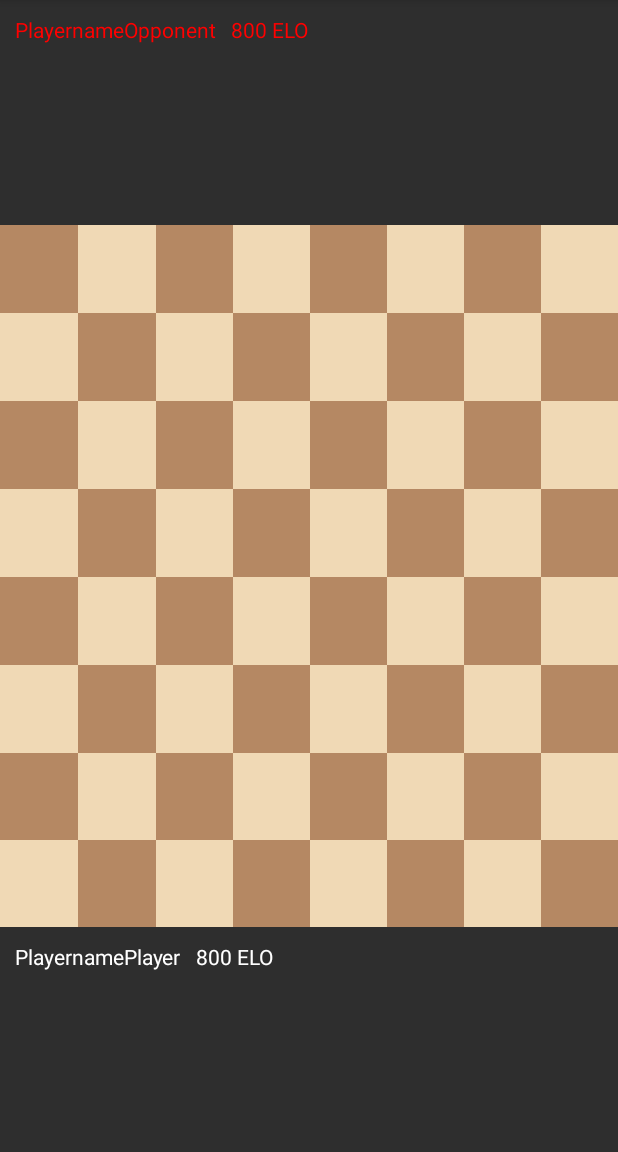
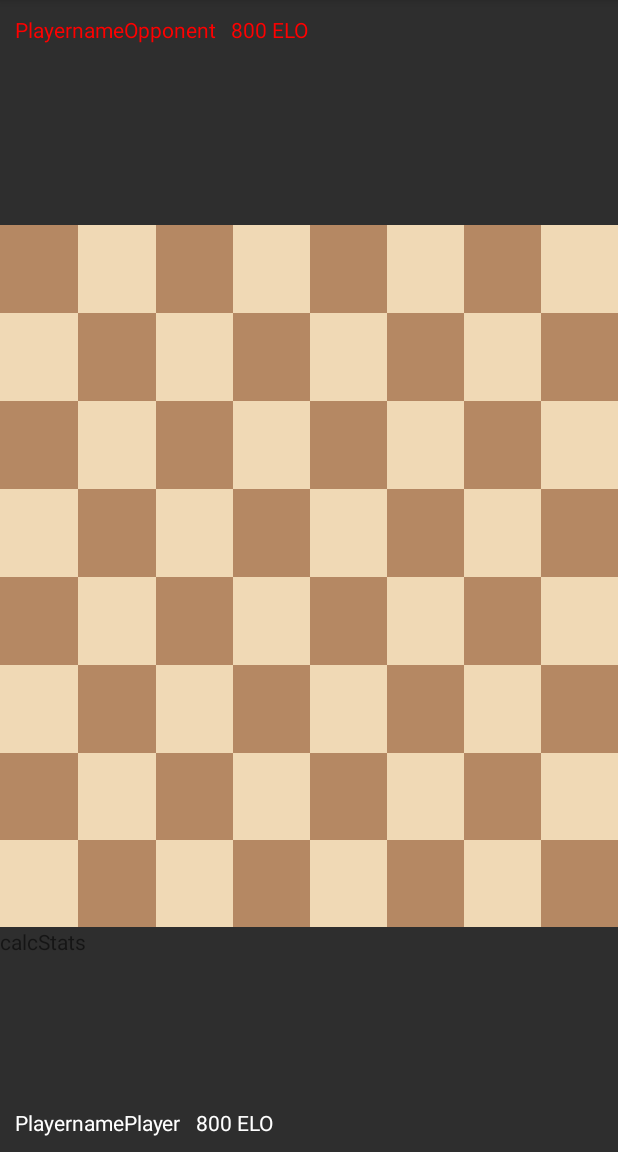
Before and after one commit to JohannesGrobelski/Fairy-Chess, an Android app: the ChessActivity screen opened directly, with no data from a screen before it, on a phone screen of 412 x 824 dp, the part 84-1236 px from its top. Run offline under Robolectric (Android 15) with nearby library versions, the phone set to English and light mode, and no system bars; 22 statements that could not run were skipped.

Commit message:
create view that display calc stats

```diff
--- a/app/src/main/java/emerald/apps/fairychess/model/Movement.kt
+++ b/app/src/main/java/emerald/apps/fairychess/model/Movement.kt
@@ -27,6 +27,11 @@ open class Movement(val movementNotation : MovementNotation = MovementNotation("
     fun getRankDif() : Int{
         return abs(targetRank - sourceRank)
     }
+
+    fun getFileDif() : Int{
+        return abs(targetFile - sourceFile)
+    }
+
     fun getSignRank() : Int {
         return sign(targetRank.toDouble() - sourceRank.toDouble()).toInt()
     }
--- a/app/src/main/res/layout/activity_chess_black_perspective.xml
+++ b/app/src/main/res/layout/activity_chess_black_perspective.xml
@@ -683,6 +683,13 @@
         android:background="#2E2E2E"
         android:orientation="vertical">
 
+        <TextView
+            android:id="@+id/calcstatsB"
+            android:layout_width="match_parent"
+            android:layout_height="match_parent"
+            android:layout_weight="1"
+            android:text="calcStats" />
+
         <LinearLayout
             android:layout_width="match_parent"
             android:layout_height="wrap_content"
@@ -720,6 +727,7 @@
             android:layout_width="match_parent"
             android:layout_height="match_parent"
             android:layout_weight="1"
+            android:visibility="gone"
             tools:srcCompat="@drawable/black_grasshopper" />
 
         <ImageView
@@ -727,6 +735,7 @@
             android:layout_width="match_parent"
             android:layout_height="match_parent"
             android:layout_weight="1"
+            android:visibility="gone"
             tools:srcCompat="@drawable/black_grasshopper" />
 
     </LinearLayout>
```
Also changed, not shown: app/src/main/java/emerald/apps/fairychess/controller/ChessActivityListener.kt (+4 -5 lines), app/src/main/java/emerald/apps/fairychess/model/Bitboard.kt (+12 -4 lines), app/src/main/java/emerald/apps/fairychess/model/BitboardUtils.kt (added, +23 -0 lines), app/src/main/java/emerald/apps/fairychess/model/ChessAI.kt (+11 -6 lines), app/src/main/java/emerald/apps/fairychess/model/Chessboard.kt (+0 -13 lines), app/src/main/res/layout/activity_chess_white_perspective.xml (+9 -0 lines), 2 other files.
